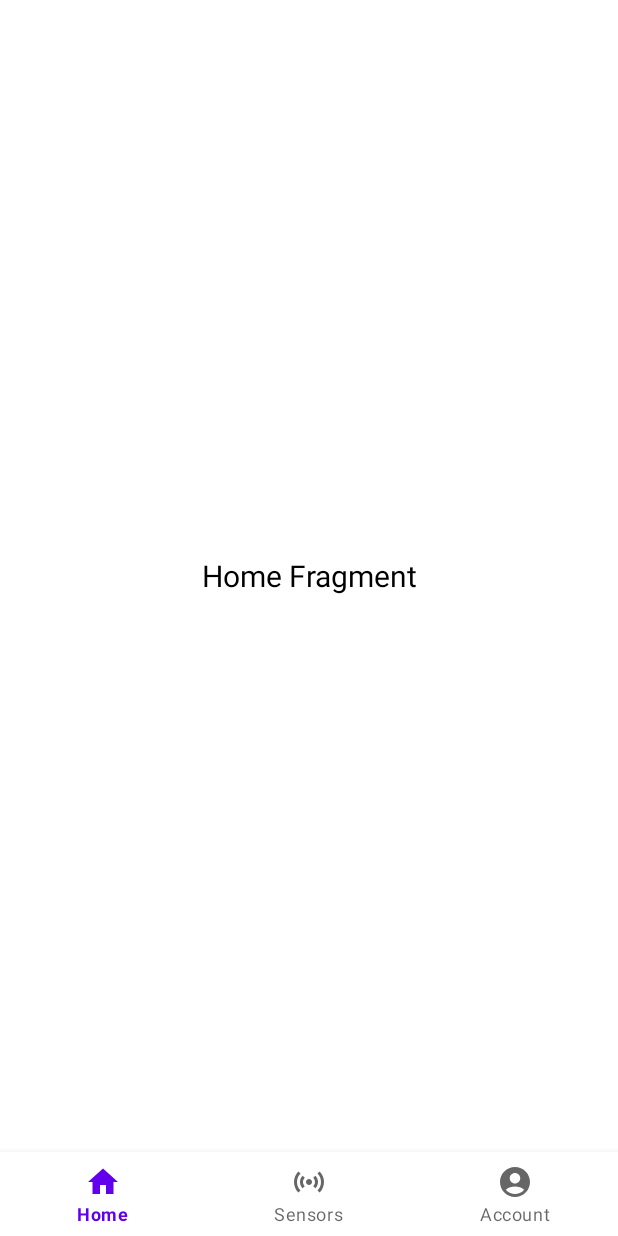
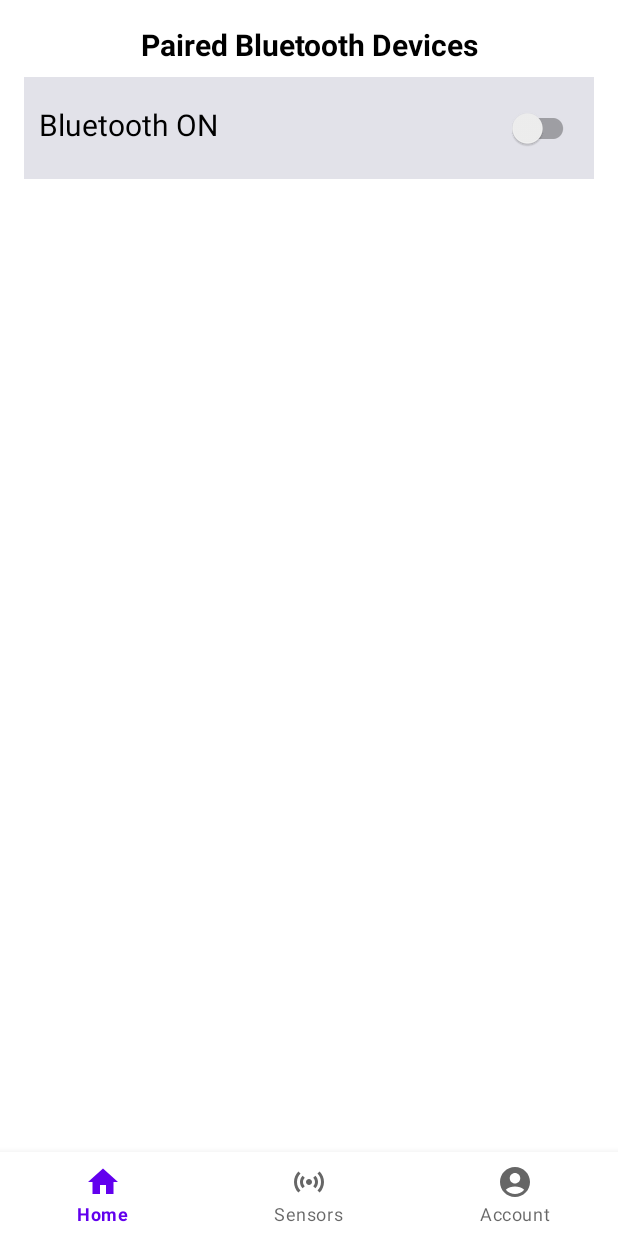
Before and after one commit to kindy235/mysignals, an Android app: the screen it shows after launch (MainActivity), on a phone screen of 412 x 824 dp. Run offline under Robolectric (Android 15) with nearby library versions, the phone set to English and light mode, and no system bars; our stand-ins replace data binding.

Commit message:
RecyclerView+Adapter for Bluetooth devices list

```diff
--- a/mysignalsapp/app/src/main/java/com/example/mysignalsapp/MainActivity.java
+++ b/mysignalsapp/app/src/main/java/com/example/mysignalsapp/MainActivity.java
@@ -26,28 +26,6 @@ public class MainActivity extends AppCompatActivity {
     private AccountFragment accountFragment;
     private BottomNavigationView bottomNavigationView;
     private Window window;
-    private static final int REQUEST_ENABLE_BLUETOOTH = 1;
-
-    private BluetoothAdapter bluetoothAdapter;
-
-
-    // Check Bluetooth permissions and enable Bluetooth
-
-    @Override
-    protected void onActivityResult(int requestCode, int resultCode, Intent data) {
-        super.onActivityResult(requestCode, resultCode, data);
-
-        if (requestCode == REQUEST_ENABLE_BLUETOOTH) {
-            if (resultCode == RESULT_OK) {
-                // Bluetooth has been enabled by the user
-                // Proceed with your Bluetooth operations
-                // ...
-            } else {
-                // User denied enabling Bluetooth
-                // Handle accordingly
-            }
-        }
-    }
 
 
     @SuppressLint("NonConstantResourceId")
--- a/mysignalsapp/app/src/main/java/com/example/mysignalsapp/view/HomeFragment.java
+++ b/mysignalsapp/app/src/main/java/com/example/mysignalsapp/view/HomeFragment.java
@@ -1,13 +1,19 @@
 package com.example.mysignalsapp.view;
 
+import android.annotation.SuppressLint;
+import android.bluetooth.BluetoothAdapter;
 import android.bluetooth.BluetoothDevice;
+import android.content.Intent;
 import android.content.pm.PackageManager;
 import android.os.Build;
 import android.os.Bundle;
 import android.os.Handler;
 import android.util.Log;
+import android.widget.Toast;
 import androidx.annotation.NonNull;
 import androidx.annotation.Nullable;
+import androidx.annotation.RequiresApi;
+import androidx.cardview.widget.CardView;
 import androidx.core.app.ActivityCompat;
 import androidx.core.content.ContextCompat;
 import androidx.databinding.DataBindingUtil;
@@ -16,7 +22,9 @@ import android.view.LayoutInflater;
 import android.view.View;
 import android.view.ViewGroup;
 import android.Manifest;
+import androidx.recyclerview.widget.LinearLayoutManager;
 import com.example.mysignalsapp.R;
+import com.example.mysignalsapp.adapter.DeviceListAdapter;
 import com.example.mysignalsapp.viewmodel.HomeViewModel;
 import com.libelium.mysignalsconnectkit.BluetoothManagerHelper;
 import com.libelium.mysignalsconnectkit.BluetoothManagerService;
@@ -29,54 +37,91 @@ import com.example.mysignalsapp.databinding.FragmentHomeBinding;
 
 import java.util.ArrayList;
 import java.util.List;
+import java.util.Objects;
+
+import static android.app.appsearch.AppSearchResult.RESULT_OK;
 
 
 public class HomeFragment extends Fragment implements BluetoothManagerHelperCallback {
 
 
-
     private BluetoothManagerService mService;
     private BluetoothManagerHelper bluetoothManager;
     private BluetoothDevice selectedDevice;
+    private List<BluetoothDevice> bluetoothDeviceList;
     private final String kMySignalsId = "IT100 Plus".toLowerCase();
     private ArrayList<LBSensorObject> sensors;
+    private DeviceListAdapter adapter;
+    private CardView cardView;
+
+    private static final int REQUEST_BLUETOOTH_PERMISSION = 1001;
 
 
-    private static final int REQUEST_BLUETOOTH_PERMISSION = 1;
+    private BluetoothAdapter bluetoothAdapter;
 
-// Inside your HomeFragment
+    public interface OnClickOnNoteListener{
+        public void onClickOnNote(BluetoothDevice bluetoothDevice);
+    }
+    private OnClickOnNoteListener listener;
 
+    // Check Bluetooth permissions and enable Bluetooth
 
-    private void requestBluetoothPermission() {
-        if (Build.VERSION.SDK_INT >= Build.VERSION_CODES.M) {
-            if (ContextCompat.checkSelfPermission(requireContext(), Manifest.permission.BLUETOOTH) != PackageManager.PERMISSION_GRANTED
-                    || ContextCompat.checkSelfPermission(requireContext(), Manifest.permission.BLUETOOTH_ADMIN) != PackageManager.PERMISSION_GRANTED) {
-                requestPermissions(new String[]{Manifest.permission.BLUETOOTH, Manifest.permission.BLUETOOTH_ADMIN}, REQUEST_BLUETOOTH_PERMISSION);
+    @Override
+    public void onActivityResult(int requestCode, int resultCode, Intent data) {
+        super.onActivityResult(requestCode, resultCode, data);
+
+        if (requestCode == REQUEST_BLUETOOTH_PERMISSION) {
+            if (resultCode == RESULT_OK) {
+                // Bluetooth has been enabled by the user
+                // Proceed with your Bluetooth operations
+                // ...
             } else {
-                // Bluetooth permission already granted
-                // Proceed with Bluetooth operations
+                // User denied enabling Bluetooth
+                // Handle accordingly
             }
-        } else {
-            // Device is running an older Android version (pre-Marshmallow)
-            // Bluetooth permission is granted by default
-            // Proceed with Bluetooth operations
         }
     }
 
+    private boolean hasBluetoothPermissions() {
+        // Check if the required Bluetooth permissions are granted
+
+        return ContextCompat.checkSelfPermission(requireContext(), Manifest.permission.BLUETOOTH_CONNECT) == PackageManager.PERMISSION_GRANTED;
+
+    }
+
+
+    private void requestBluetoothPermissions() {
+        if (!hasBluetoothPermissions()){
+            // Request Bluetooth permissions
+            if (Build.VERSION.SDK_INT >= Build.VERSION_CODES.S) {
+                ActivityCompat.requestPermissions(requireActivity(), new String[]{
+                        Manifest.permission.BLUETOOTH_CONNECT,
+                }, REQUEST_BLUETOOTH_PERMISSION);
+            } else {
+                ActivityCompat.requestPermissions(requireActivity(), new String[]{
+                        Manifest.permission.BLUETOOTH_CONNECT,
+                        Manifest.permission.BLUETOOTH_ADMIN,
+                }, REQUEST_BLUETOOTH_PERMISSION);
+            }
+        }
+    }
+
+    /*
     @Override
     public void onRequestPermissionsResult(int requestCode, @NonNull String[] permissions, @NonNull int[] grantResults) {
         super.onRequestPermissionsResult(requestCode, permissions, grantResults);
+
         if (requestCode == REQUEST_BLUETOOTH_PERMISSION) {
-            if (grantResults.length > 0 && grantResults[0] == PackageManager.PERMISSION_GRANTED
-                    && grantResults[1] == PackageManager.PERMISSION_GRANTED) {
-                // Bluetooth permission granted
-                // Proceed with Bluetooth operations
+            if (grantResults.length > 0 && grantResults[0] == PackageManager.PERMISSION_GRANTED) {
+                Toast.makeText(getContext(), "Bluetooth permission granted", Toast.LENGTH_SHORT).show();
             } else {
-                // Bluetooth permission denied
-                // Handle the case accordingly
+                Toast.makeText(getContext(), "Bluetooth permission denied", Toast.LENGTH_SHORT).show();
             }
         }
     }
+
+     */
+
 
     @Nullable
     @Override
@@ -87,14 +132,13 @@ public class HomeFragment extends Fragment implements BluetoothManagerHelperCall
 
         FragmentHomeBinding binding = DataBindingUtil.inflate(inflater,
                 R.layout.fragment_home, container, false);
+        binding.deviceList.setLayoutManager(new LinearLayoutManager(
+                binding.getRoot().getContext()));
 
-        HomeViewModel homeViewModel = new HomeViewModel();
-        binding.setHomeViewModel(homeViewModel);
+        cardView = binding.getRoot().findViewById(R.id.card_view_list);
+        requestBluetoothPermissions();
+        requestLocationPermission();
 
-        requestLocationPermission();
-        requestBluetoothPermission();
-
-        /*
         try {
             mService = BluetoothManagerService.getInstance();
             mService.initialize(getContext());
@@ -104,11 +148,10 @@ public class HomeFragment extends Fragment implements BluetoothManagerHelperCall
         } catch (Exception ignored) {
         }
 
-        //checkBluetoothPermissions();
-
         scanBluetoothDevices();
 
-         */
+        //adapter = new DeviceListAdapter(bluetoothDeviceList, listener);
+        binding.deviceList.setAdapter(adapter);
 
         return binding.getRoot();
 
@@ -122,13 +165,17 @@ public class HomeFragment extends Fragment implements BluetoothManagerHelperCall
     }
 
 
+
+    @SuppressLint("NotifyDataSetChanged")
     private void scanBluetoothDevices() {
         bluetoothManager = BluetoothManagerHelper.getInstance();
         bluetoothManager.setInitParameters(this, this.getContext());
-        List<BluetoothDevice> devicesBonded = bluetoothManager.getBondedDevices();
-        if (devicesBonded.size() > 0) {
+        bluetoothDeviceList = bluetoothManager.getBondedDevices();
+        if (bluetoothDeviceList.size() > 0) {
+            /*
             selectedDevice = null;
-            for (BluetoothDevice deviceItem : devicesBonded) {
+
+            for (BluetoothDevice deviceItem : bluetoothDeviceList) {
 
                 String name = deviceItem.getName();
                 Log.d("DEBUG", "Address: " + name);
@@ -146,6 +193,12 @@ public class HomeFragment extends Fragment implements BluetoothManagerHelperCall
             }else {
                 bluetoothManager.startLEScan(true);
             }
+
+             */
+            //adapter.notifyDataSetChanged();
+            adapter = new DeviceListAdapter(bluetoothDeviceList, listener);
+            cardView.setVisibility(View.VISIBLE);
+
         }else {
             bluetoothManager.startLEScan(true);
         }
@@ -153,7 +206,9 @@ public class HomeFragment extends Fragment implements BluetoothManagerHelperCall
 
     @Override
     public void onListDevicesFound(ArrayList<BluetoothDevice> devices) {
+
         for (BluetoothDevice deviceItem : devices) {
+
             String name = deviceItem.getName();
             if (name != null) {
                 if (name.toLowerCase().contains(kMySignalsId)) {
@@ -198,4 +253,9 @@ public class HomeFragment extends Fragment implements BluetoothManagerHelperCall
             handler.postDelayed(postExecution, 2000);
         }
     }
+
+    public void setOnClickOnNoteListener(OnClickOnNoteListener listener)
+    {
+        this.listener = listener;
+    }
 }
--- /dev/null
+++ b/mysignalsapp/app/src/main/res/drawable/bluetooth_32.xml
@@ -0,0 +1,5 @@
+<vector android:autoMirrored="true" android:height="32dp"
+    android:tint="#000000" android:viewportHeight="24"
+    android:viewportWidth="24" android:width="32dp" xmlns:android="http://schemas.android.com/apk/res/android">
+    <path android:fillColor="@android:color/white" android:pathData="M14.24,12.01l2.32,2.32c0.28,-0.72 0.44,-1.51 0.44,-2.33 0,-0.82 -0.16,-1.59 -0.43,-2.31l-2.33,2.32zM19.53,6.71l-1.26,1.26c0.63,1.21 0.98,2.57 0.98,4.02s-0.36,2.82 -0.98,4.02l1.2,1.2c0.97,-1.54 1.54,-3.36 1.54,-5.31 -0.01,-1.89 -0.55,-3.67 -1.48,-5.19zM15.71,7.71L10,2L9,2v7.59L4.41,5 3,6.41 8.59,12 3,17.59 4.41,19 9,14.41L9,22h1l5.71,-5.71 -4.3,-4.29 4.3,-4.29zM11,5.83l1.88,1.88L11,9.59L11,5.83zM12.88,16.29L11,18.17v-3.76l1.88,1.88z"/>
+</vector>
--- a/mysignalsapp/app/src/main/res/layout/fragment_account.xml
+++ b/mysignalsapp/app/src/main/res/layout/fragment_account.xml
@@ -1,5 +1,6 @@
 <?xml version="1.0" encoding="utf-8"?>
 <layout xmlns:android="http://schemas.android.com/apk/res/android"
+        xmlns:app="http://schemas.android.com/apk/res-auto"
         xmlns:tools="http://schemas.android.com/tools"
         tools:context=".view.AccountFragment">
 
--- a/mysignalsapp/app/src/main/res/layout/fragment_home.xml
+++ b/mysignalsapp/app/src/main/res/layout/fragment_home.xml
@@ -1,20 +1,73 @@
 <?xml version="1.0" encoding="utf-8"?>
 <layout xmlns:android="http://schemas.android.com/apk/res/android"
+        xmlns:app="http://schemas.android.com/apk/res-auto"
         xmlns:tools="http://schemas.android.com/tools"
         tools:context=".view.HomeFragment">
-    <data>
-        <variable
-                name="homeViewModel"
-                type="com.example.mysignalsapp.viewmodel.HomeViewModel" />
-    </data>
+   <data/>
 
+    <LinearLayout
+            android:layout_width="match_parent"
+            android:layout_height="match_parent"
+            android:orientation="vertical">
 
         <TextView
-            android:layout_width="wrap_content"
+                android:id="@+id/home_title"
+                android:layout_width="match_parent"
                 android:layout_height="wrap_content"
                 android:text="@string/home_fragment"
                 android:textAlignment="center"
-            android:layout_gravity="center"
+                android:textColor="@color/black"
+                android:layout_marginStart="16dp"
+                android:layout_marginEnd="16dp"
+                android:layout_marginTop="16dp"
+                android:textStyle="bold"
+                android:textSize="20sp"/>
+
+        <LinearLayout
+                android:layout_width="match_parent"
+                android:layout_height="wrap_content"
+                android:layout_marginTop="8sp"
+                android:layout_marginStart="16sp"
+                android:layout_marginEnd="16sp"
+                android:padding="10sp"
+                android:background="@color/material_dynamic_neutral90"
+                android:orientation="horizontal">
+            <TextView
+                    android:id="@+id/list_title"
+                    android:layout_width="wrap_content"
+                    android:layout_height="wrap_content"
+                    android:text="@string/bluetooth_on"
                     android:textColor="@color/black"
                     android:textSize="20sp"/>
+
+            <androidx.appcompat.widget.SwitchCompat
+                    android:id="@+id/switch_btn"
+                    android:layout_width="match_parent"
+                    android:layout_height="wrap_content"
+                    android:checked="false"
+                    android:contentDescription="@string/bluetooth_off"/>
+
+        </LinearLayout>
+
+        <androidx.cardview.widget.CardView
+                android:id="@+id/card_view_list"
+                android:layout_width="match_parent"
+                android:layout_height="match_parent"
+                android:layout_marginTop="12dp"
+                android:layout_marginLeft="16dp"
+                android:layout_marginRight="16dp"
+                android:layout_marginBottom="16dp"
+                app:cardCornerRadius="12dp"
+                android:visibility="gone">
+
+                <androidx.recyclerview.widget.RecyclerView
+                        android:id="@+id/device_list"
+                        android:divider="@null"
+                        android:layout_width="match_parent"
+                        android:background="@color/white"
+                        android:layout_height="match_parent">
+                </androidx.recyclerview.widget.RecyclerView>
+        </androidx.cardview.widget.CardView>
+    </LinearLayout>
+
 </layout>
--- a/mysignalsapp/app/src/main/res/layout/fragment_sensor.xml
+++ b/mysignalsapp/app/src/main/res/layout/fragment_sensor.xml
@@ -1,5 +1,6 @@
 <?xml version="1.0" encoding="utf-8"?>
 <layout xmlns:android="http://schemas.android.com/apk/res/android"
+        xmlns:app="http://schemas.android.com/apk/res-auto"
              xmlns:tools="http://schemas.android.com/tools"
              tools:context=".view.SensorFragment">
 
--- a/mysignalsapp/app/src/main/res/values/strings.xml
+++ b/mysignalsapp/app/src/main/res/values/strings.xml
@@ -8,6 +8,8 @@
     <!-- TODO: Remove or change this placeholder text -->
     <string name="hello_blank_fragment">Hello blank fragment</string>
     <string name="sensors_fragment">Sensors Fragment</string>
-    <string name="home_fragment">Home Fragment</string>
+    <string name="home_fragment">Paired Bluetooth Devices</string>
     <string name="account_fragment">Account Fragment</string>
+    <string name="bluetooth_on">Bluetooth ON</string>
+    <string name="bluetooth_off">Bluetooth OFF</string>
 </resources>
```
Also changed, not shown: mysignalsapp/app/src/main/java/com/example/mysignalsapp/adapter/DeviceListAdapter.java (added, +70 -0 lines), mysignalsapp/app/src/main/java/com/example/mysignalsapp/viewmodel/HomeViewModel.java (+24 -0 lines), mysignalsapp/app/src/main/res/layout/device_item.xml (added, +35 -0 lines). Lines whose indentation alone changed are shown as unchanged.
